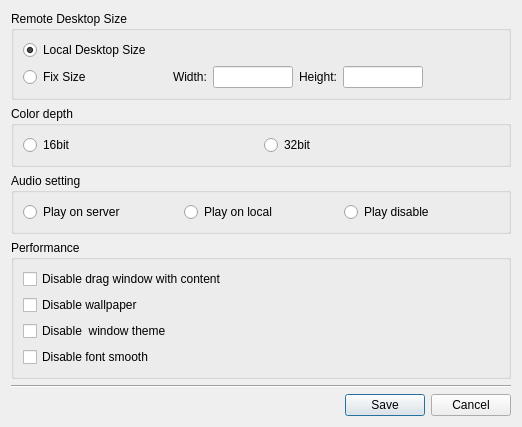
Old version of the form woterm/qwosessionrdpproperty.ui in the repository aoyiduo/woterm.
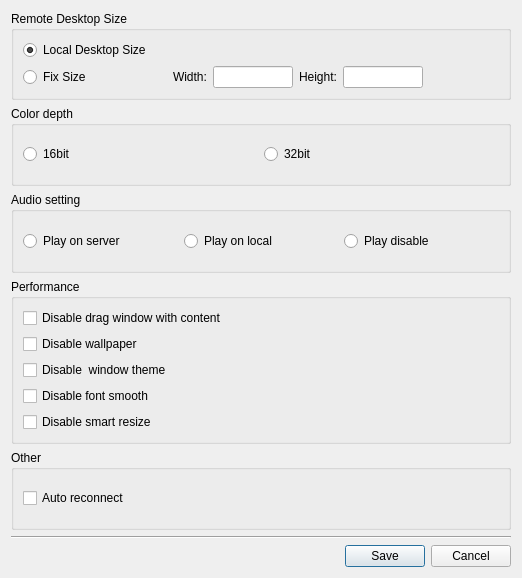
New version of the form.

The edit to the form file:
```diff
--- a/woterm/qwosessionrdpproperty.ui
+++ b/woterm/qwosessionrdpproperty.ui
@@ -7,7 +7,7 @@
     <x>0</x>
     <y>0</y>
     <width>518</width>
-    <height>372</height>
+    <height>578</height>
    </rect>
   </property>
   <property name="windowTitle">
@@ -198,6 +198,29 @@
        <widget class="QCheckBox" name="chkFontSmooth">
         <property name="text">
          <string>Disable font smooth</string>
+        </property>
+       </widget>
+      </item>
+      <item>
+       <widget class="QCheckBox" name="chkSmartResize">
+        <property name="text">
+         <string>Disable smart resize</string>
+        </property>
+       </widget>
+      </item>
+     </layout>
+    </widget>
+   </item>
+   <item>
+    <widget class="QGroupBox" name="groupBox_5">
+     <property name="title">
+      <string>Other</string>
+     </property>
+     <layout class="QVBoxLayout" name="verticalLayout_3">
+      <item>
+       <widget class="QCheckBox" name="chkAutoReconnect">
+        <property name="text">
+         <string>Auto reconnect</string>
         </property>
        </widget>
       </item>
```
